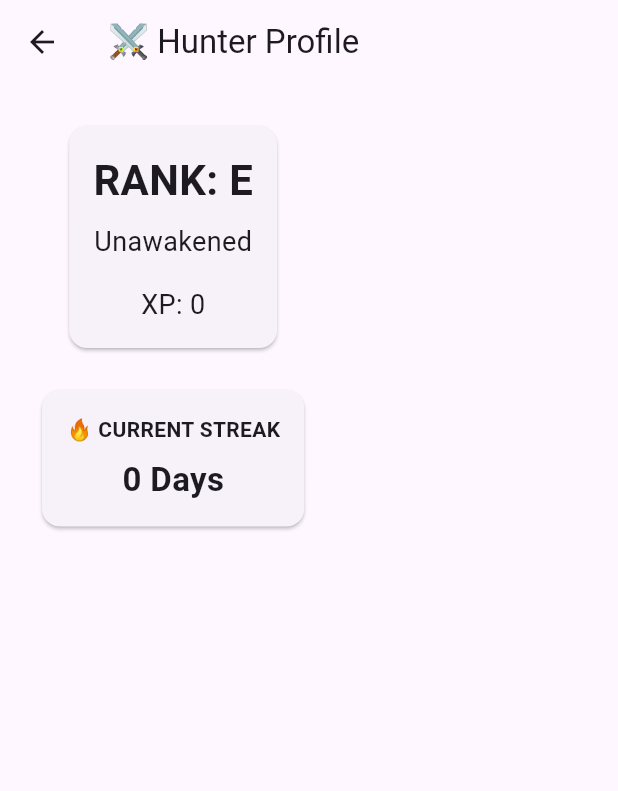
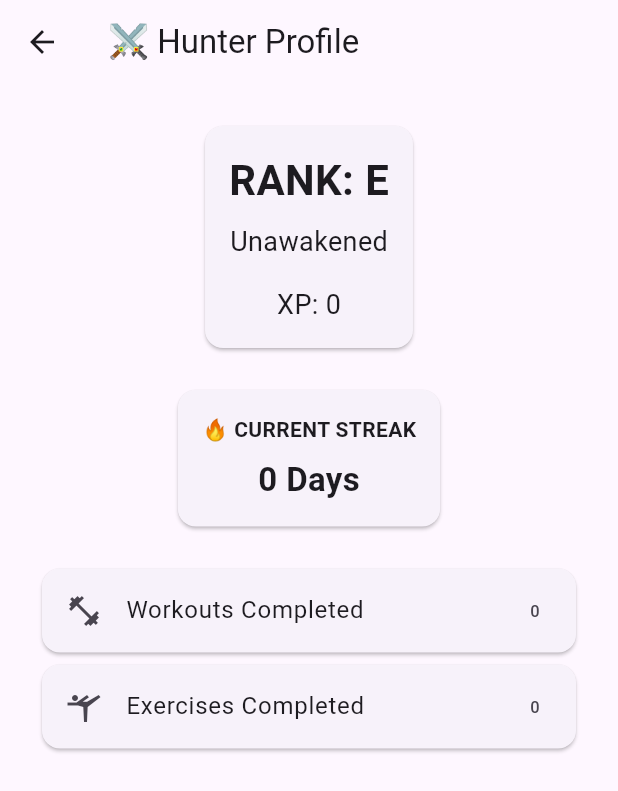
Before and after one commit to vraj24713-sketch/system-awakening, a Flutter app: the screen it shows after launch, scrolled down 172 dp, after a tap on the "person" icon, on a phone screen of 412 x 824 dp. Shown: the top 791 px of the screen. Run offline on Flutter 3.47's test engine with Material 3 defaults, Android fonts, the phone set to English and light mode, and no system bars; our stand-ins replace flutter_riverpod, shared_preferences.

Commit message:
Profile and statistics system complete

```diff
--- /dev/null
+++ b/lib/providers/stats_provider.dart
@@ -0,0 +1,10 @@
+import 'package:flutter_riverpod/flutter_riverpod.dart';
+import '../services/stats_service.dart';
+
+final workoutsCompletedProvider = FutureProvider<int>((ref) async {
+  return await StatsService.getWorkoutsCompleted();
+});
+
+final exercisesCompletedProvider = FutureProvider<int>((ref) async {
+  return await StatsService.getExercisesCompleted();
+});
--- a/lib/screens/profile_screen.dart
+++ b/lib/screens/profile_screen.dart
@@ -3,6 +3,8 @@
 
 import '../providers/xp_provider.dart';
 import '../providers/streak_provider.dart';
+
+import '../providers/stats_provider.dart';
 
 class ProfileScreen extends ConsumerWidget {
   const ProfileScreen({super.key});
@@ -13,6 +15,10 @@
     final rank = getRank(xp);
     final title = getTitle(xp);
     final streakAsync = ref.watch(streakProvider);
+
+    final workoutsAsync = ref.watch(workoutsCompletedProvider);
+
+    final exercisesAsync = ref.watch(exercisesCompletedProvider);
 
     return Scaffold(
       appBar: AppBar(title: const Text('⚔️ Hunter Profile')),
@@ -74,6 +80,32 @@
               loading: () => const CircularProgressIndicator(),
               error: (_, __) => const Text('Error loading streak'),
             ),
+
+            const SizedBox(height: 20),
+
+            workoutsAsync.when(
+              data: (workouts) => Card(
+                child: ListTile(
+                  leading: const Icon(Icons.fitness_center),
+                  title: const Text('Workouts Completed'),
+                  trailing: Text('$workouts'),
+                ),
+              ),
+              loading: () => const SizedBox(),
+              error: (_, __) => const SizedBox(),
+            ),
+
+            exercisesAsync.when(
+              data: (exercises) => Card(
+                child: ListTile(
+                  leading: const Icon(Icons.sports_gymnastics),
+                  title: const Text('Exercises Completed'),
+                  trailing: Text('$exercises'),
+                ),
+              ),
+              loading: () => const SizedBox(),
+              error: (_, __) => const SizedBox(),
+            ),
           ],
         ),
       ),
--- /dev/null
+++ b/lib/services/stats_service.dart
@@ -0,0 +1,32 @@
+import 'package:shared_preferences/shared_preferences.dart';
+
+class StatsService {
+  static const workoutsKey = 'workoutsCompleted';
+  static const exercisesKey = 'exercisesCompleted';
+
+  static Future<int> getWorkoutsCompleted() async {
+    final prefs = await SharedPreferences.getInstance();
+    return prefs.getInt(workoutsKey) ?? 0;
+  }
+
+  static Future<int> getExercisesCompleted() async {
+    final prefs = await SharedPreferences.getInstance();
+    return prefs.getInt(exercisesKey) ?? 0;
+  }
+
+  static Future<void> addWorkout() async {
+    final prefs = await SharedPreferences.getInstance();
+
+    final current = prefs.getInt(workoutsKey) ?? 0;
+
+    await prefs.setInt(workoutsKey, current + 1);
+  }
+
+  static Future<void> addExercise() async {
+    final prefs = await SharedPreferences.getInstance();
+
+    final current = prefs.getInt(exercisesKey) ?? 0;
+
+    await prefs.setInt(exercisesKey, current + 1);
+  }
+}
```
Also changed, not shown: lib/screens/workout_session_screen.dart (+7 -0 lines).
